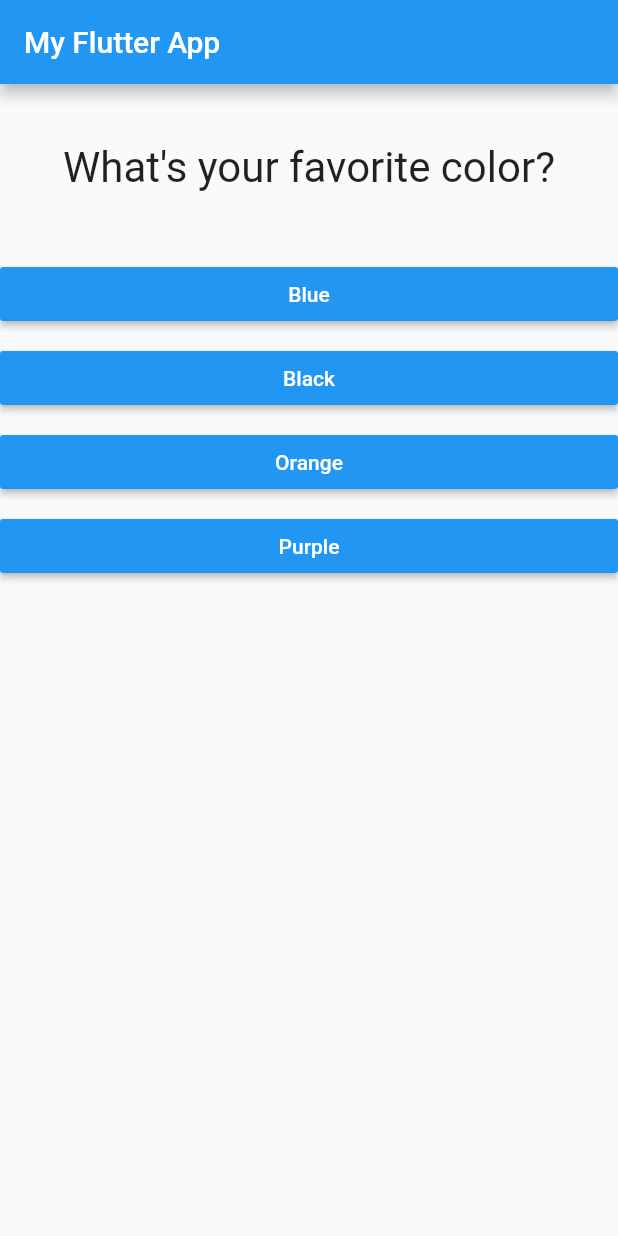
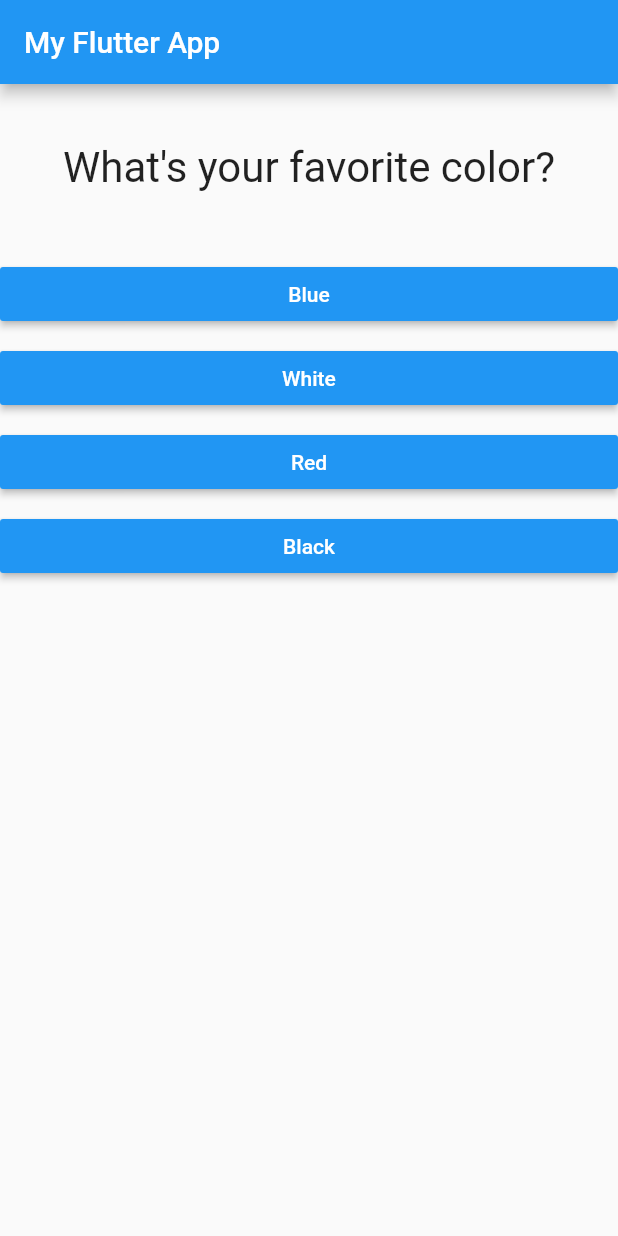
Before and after one commit to JahangirJadi/FlutterQuizApp, a Flutter app: the screen it shows after launch, on a phone screen of 412 x 824 dp. Run offline on Flutter 3.47's test engine with Material 2 defaults, Android fonts, the phone set to English and light mode, and no system bars.

Commit message:
Quiz App Completed

```diff
--- a/lib/main.dart
+++ b/lib/main.dart
@@ -13,39 +13,57 @@ class _MyAppState extends State<MyApp> {
   final _questions = const [
     {
       'questionText': 'What\'s your favorite color?',
-      'answers': ['Blue', 'Black', 'Orange', 'Purple']
+      'answers': [
+        {'text': 'Blue', 'score': 2},
+        {'text': 'White', 'score': 1},
+        {'text': 'Red', 'score': 5},
+        {'text': 'Black', 'score': 10}
+      ]
     },
     {
       'questionText': 'What\'s your favorite animal?',
-      'answers': ['Cat', 'Dog', 'Elephant', 'Horse']
+      'answers': [
+        {'text': 'Cat', 'score': 3},
+        {'text': 'Dog', 'score': 1},
+        {'text': 'Elephant', 'score': 4},
+        {'text': 'Horse', 'score': 5}
+      ]
     },
     {
       'questionText': 'What\'s your favorite bird?',
-      'answers': ['Parrot', 'Pigeon', 'Penguins', 'Sparrow']
+      'answers': [
+    {'text':'Parrot', 'score':4},
+    {'text':'Pigeon', 'score':3},
+    {'text':'Penguin', 'score':2},
+    {'text':'Sparrow', 'score':1}
+      ]
     },
     {
       'questionText': 'What\'s your favorite movie?',
       'answers': [
-        'Mission Impossible',
-        'Pirates of the Caribbean',
-        'Terminator',
-        'Fast and the Furious',
-        'Resident Evil'
+        {'text':'Mission Impossible', 'score':1},
+        {'text':'Pirates of the Caribbean', 'score':4},
+        {'text':'Terminator', 'score':5},
+        {'text':'Fast and the Furious', 'score':7},
+        {'text':'Resident Evil', 'score':3}
       ]
     },
   ];
 
   var _questionIndex = 0;
+  var _totalScore = 0;
 
-  void _restart() {
+  void _resetQuiz() {
     setState(() {
       _questionIndex = 0;
+      _totalScore = 0;
       print("INDEX :::$_questionIndex");
     });
     print("INDEX out :::$_questionIndex");
   }
 
-  void _answerQuestion() {
+  void _answerQuestion(int score) {
+    _totalScore += score;
     print("Answer chosen");
     if (_questionIndex < _questions.length) {
       setState(() {
@@ -69,13 +87,7 @@ class _MyAppState extends State<MyApp> {
         ),
         body: _questionIndex < _questions.length
             ? Quiz(_questions, _answerQuestion, _questionIndex)
-            : Center(
-              child: RaisedButton(
-                  child: Text("Restart Quiz", style: TextStyle(color: Colors.white),),
-                  color: Colors.blue,
-                  onPressed:  _restart,
-                ),
-            ),
+            : Result(_totalScore, _resetQuiz),
       ),
     );
   }
--- a/lib/quiz.dart
+++ b/lib/quiz.dart
@@ -5,7 +5,7 @@ import 'answer.dart';
 class Quiz extends StatelessWidget {
   final List<Map<String, Object>> questions;
   final int questionIndex;
-  final VoidCallback answerQuestion;
+  final Function answerQuestion;
 
   Quiz(this.questions, this.answerQuestion, this.questionIndex);
 
@@ -15,8 +15,10 @@ class Quiz extends StatelessWidget {
     return Column(
       children: [
         Question(questions[questionIndex]['questionText'] as String),
-        ...(questions[questionIndex]['answers'] as List<String>).map((answer) {
-          return Answer(answerQuestion, answer);
+        ...(questions[questionIndex]['answers'] as List<Map<String, Object>>)
+            .map((answer) {
+          return Answer(
+              () => answerQuestion(answer['score'] ), answer['text'] as String);
         }).toList()
       ],
     );
```
Also changed, not shown: lib/result.dart (+40 -2 lines).
